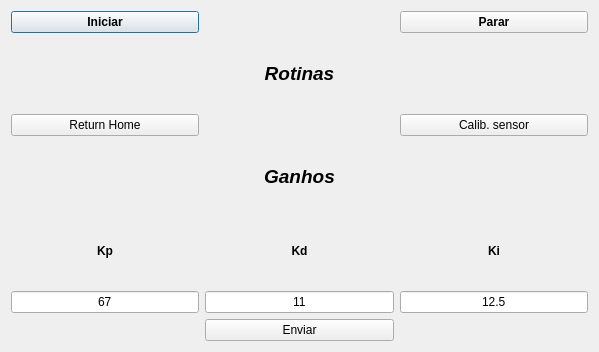
This is Interface/gui.ui in PHM-araujo/InvertedPendulumControl as Qt 5 draws it before an edit. The edited form follows.
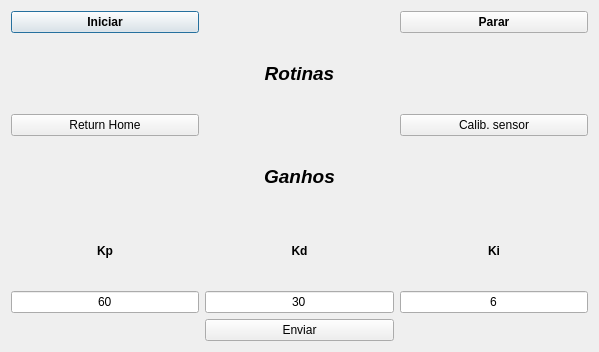
This is the edited form.

```diff
--- a/Interface/gui.ui
+++ b/Interface/gui.ui
@@ -22,7 +22,7 @@
         <bool>true</bool>
        </property>
        <property name="text">
-        <string>67</string>
+        <string>60</string>
        </property>
        <property name="alignment">
         <set>Qt::AlignCenter</set>
@@ -59,7 +59,7 @@
      <item row="6" column="3">
       <widget class="QLineEdit" name="lineEdit_ki">
        <property name="text">
-        <string>12.5</string>
+        <string>6</string>
        </property>
        <property name="alignment">
         <set>Qt::AlignCenter</set>
@@ -88,7 +88,7 @@
      <item row="6" column="2">
       <widget class="QLineEdit" name="lineEdit_kd">
        <property name="text">
-        <string>11</string>
+        <string>30</string>
        </property>
        <property name="alignment">
         <set>Qt::AlignCenter</set>
```
